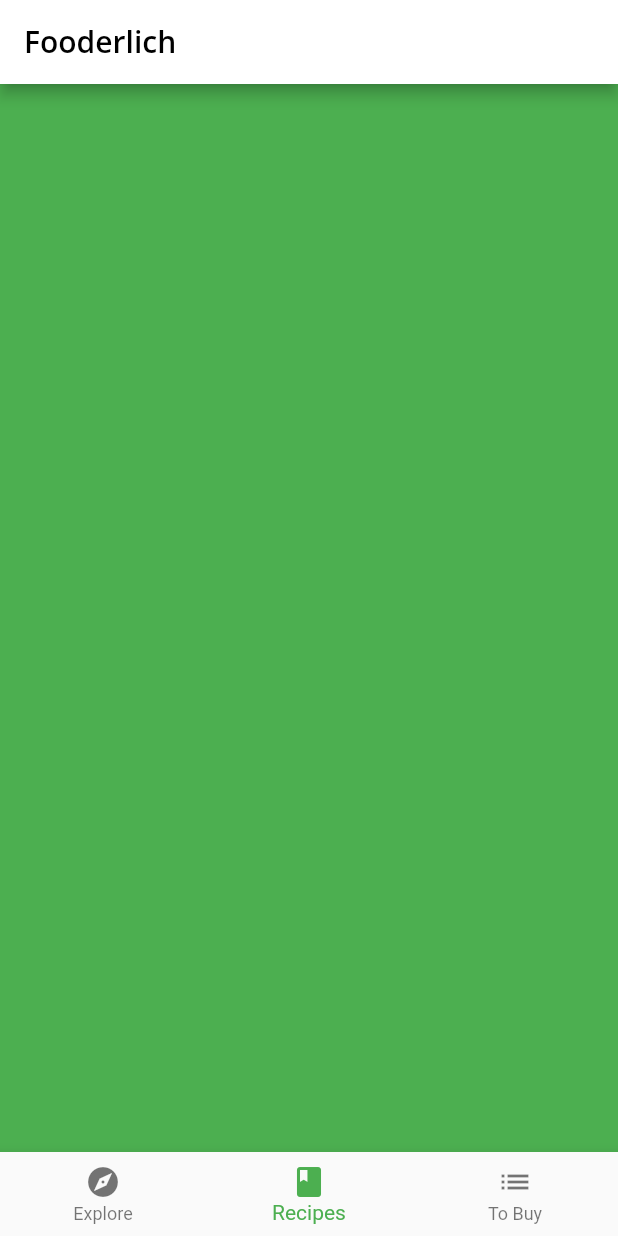
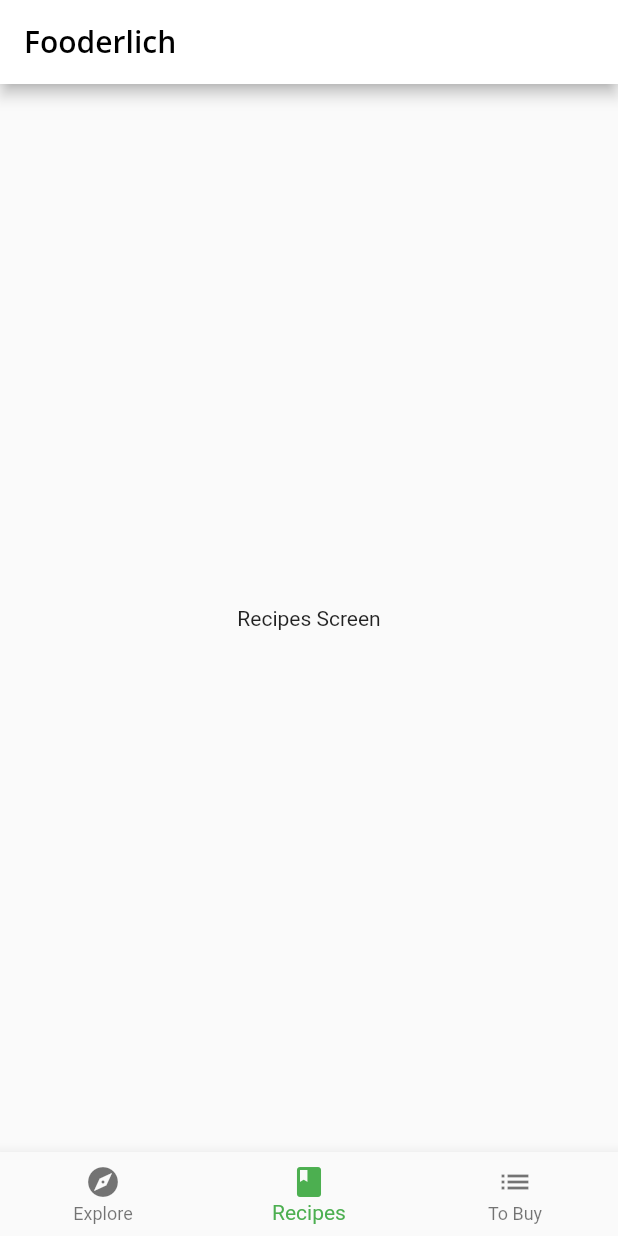
Before and after one commit to liwentran/flutter-learn, a Flutter app: the screen it shows after launch, item 2 of the bottom bar chosen, on a phone screen of 412 x 824 dp. Run offline on Flutter 3.47's test engine with Material 2 defaults, Android fonts, the phone set to English and light mode, and no system bars; our stand-ins replace google_fonts; project files that could hold a hidden picture were left out.

Commit message:
05: Created new screen

```diff
--- a/05-scrollable-widgets/fooderlich-3/lib/home.dart
+++ b/05-scrollable-widgets/fooderlich-3/lib/home.dart
@@ -1,5 +1,6 @@
 import 'package:flutter/material.dart';
 import 'screens/explore_screen.dart';
+import 'screens/recipes_screen.dart';
 
 class Home extends StatefulWidget {
   const Home({Key? key}) : super(key: key);
@@ -13,8 +14,7 @@ class _HomeState extends State<Home> {
 
   static List<Widget> pages = <Widget>[
     ExploreScreen(),
-    // TODO: Replace with RecipesScreen
-    Container(color: Colors.green),
+    RecipesScreen(),
     Container(color: Colors.blue),
   ];
 
--- /dev/null
+++ b/05-scrollable-widgets/fooderlich-3/lib/screens/recipes_screen.dart
@@ -0,0 +1,26 @@
+import 'package:flutter/material.dart';
+
+import '../models/models.dart';
+import '../api/mock_fooderlich_service.dart';
+import '../components/components.dart';
+
+class RecipesScreen extends StatelessWidget {
+  final exploreService = MockFooderlichService();
+
+  RecipesScreen({Key? key}) : super(key: key);
+
+  @override
+  Widget build(BuildContext context) {
+    return FutureBuilder(
+      future: exploreService.getRecipes(),
+      builder: (context, AsyncSnapshot<List<SimpleRecipe>> snapshot) {
+        if (snapshot.connectionState == ConnectionState.done) {
+          // TODO: Add RecipesGridView here
+          return const Center(child: Text('Recipes Screen'));
+        } else {
+          return const Center(child: CircularProgressIndicator());
+        }
+      },
+    );
+  }
+}
```
